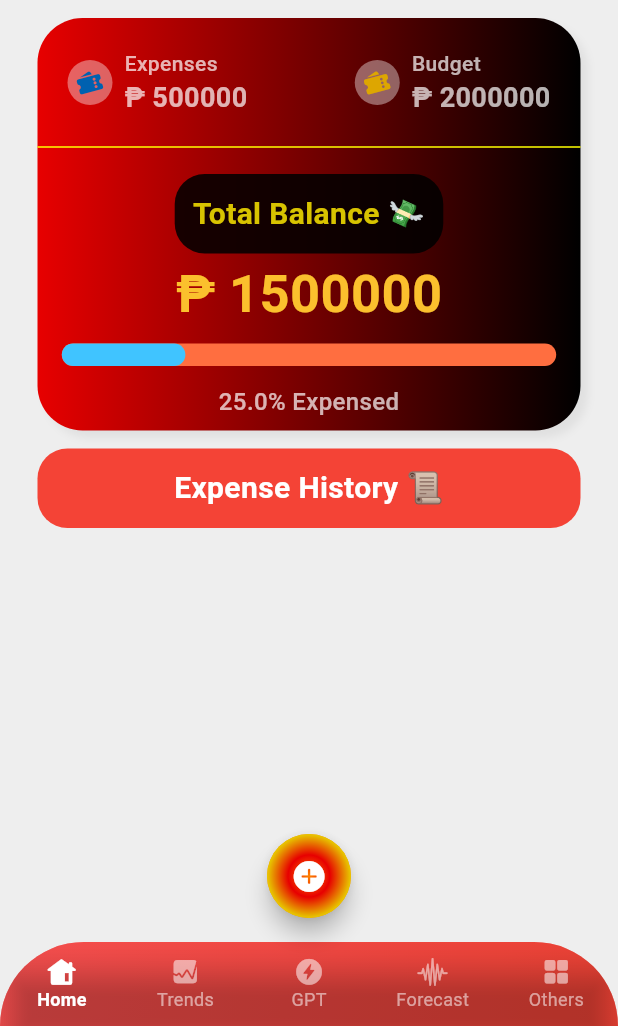
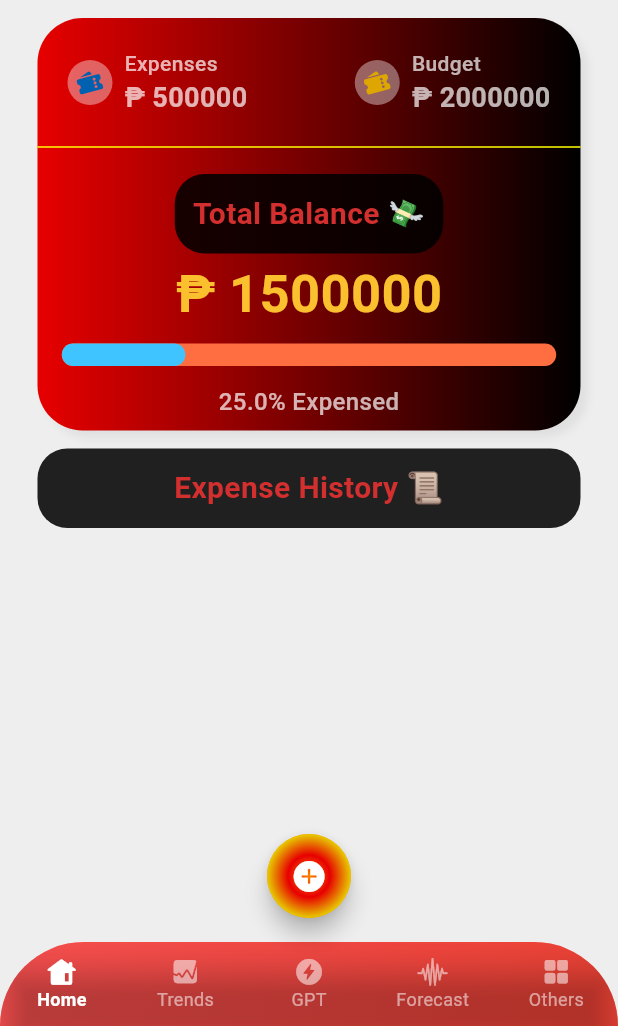
Before and after one commit to donyelqt/pera-pinoy, a Flutter app: the screen it shows after launch, on a phone screen of 412 x 824 dp, the part 210-1236 px from its top. Run offline on Flutter 3.47's test engine with Material 3 defaults, Android fonts, the phone set to English and light mode, and no system bars.

Commit message:
"Updated text color and background colors in MainScreen"

```diff
--- a/lib/screens/home/views/main_screen.dart
+++ b/lib/screens/home/views/main_screen.dart
@@ -209,11 +209,11 @@ class MainScreen extends StatelessWidget {
                       borderRadius: BorderRadius.circular(
                           20.0), // Adjust the border radius as needed
                     ), // Set the background color to black
-                    child: const Text(
+                    child: Text(
                       "Total Balance 💸",
                       style: TextStyle(
                           fontSize: 20,
-                          color: Color.fromARGB(255, 216, 195, 0),
+                          color: Colors.red[700], // Color.fromARGB(255, 216, 195, 0),
                           fontWeight: FontWeight.bold),
                     ),
                   ),
@@ -266,7 +266,7 @@ class MainScreen extends StatelessWidget {
             Container(
               padding: EdgeInsets.all(12.0), // Adjust the padding as needed (16 default)
               decoration: BoxDecoration(
-                color: Colors.red, // Set the background color
+                color: Colors.black87, // Set the background color
                 borderRadius: BorderRadius.circular(
                     20), // Optional: adds rounded corners
               ),
@@ -278,7 +278,7 @@ class MainScreen extends StatelessWidget {
                     textAlign: TextAlign.center,
                     style: TextStyle(
                       fontSize: 20,
-                      color: Colors.white,
+                      color: Colors.red[700],
                       fontWeight: FontWeight.bold,
                     ),
                   ),
```
